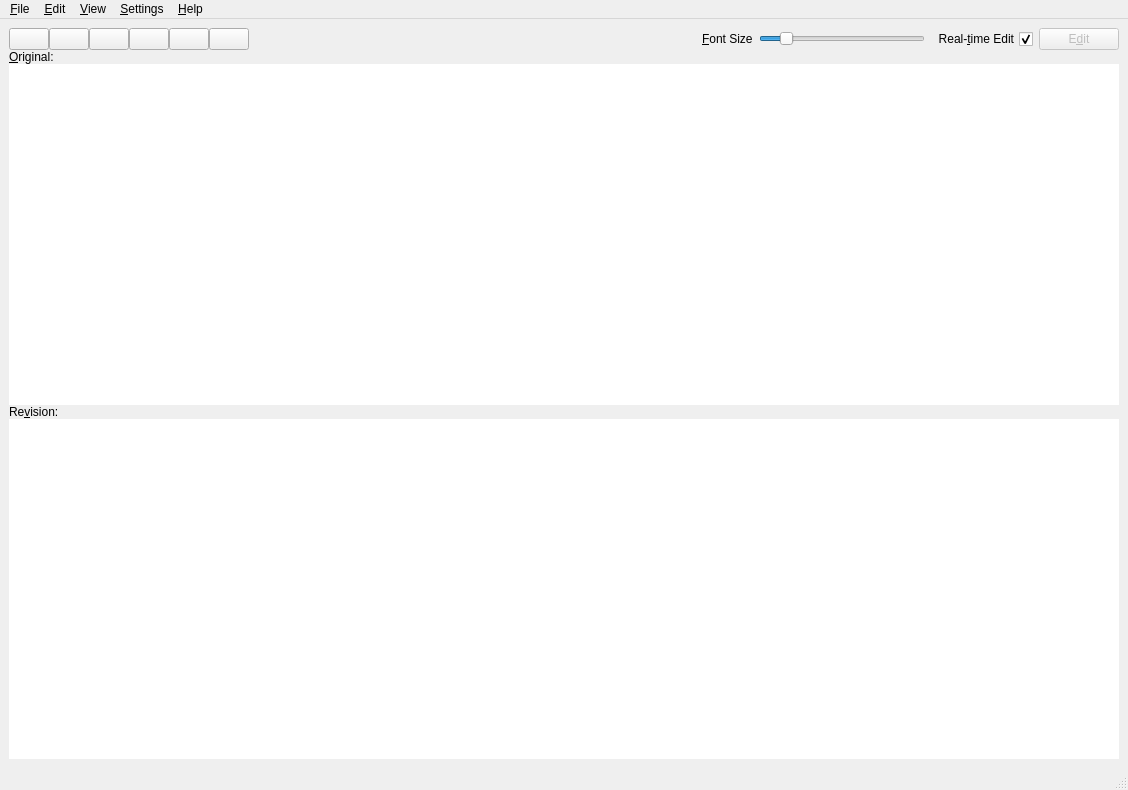
Above: negar_gui/mwin.ui from javadr/negar-gui before the change. Below: the same form after it.
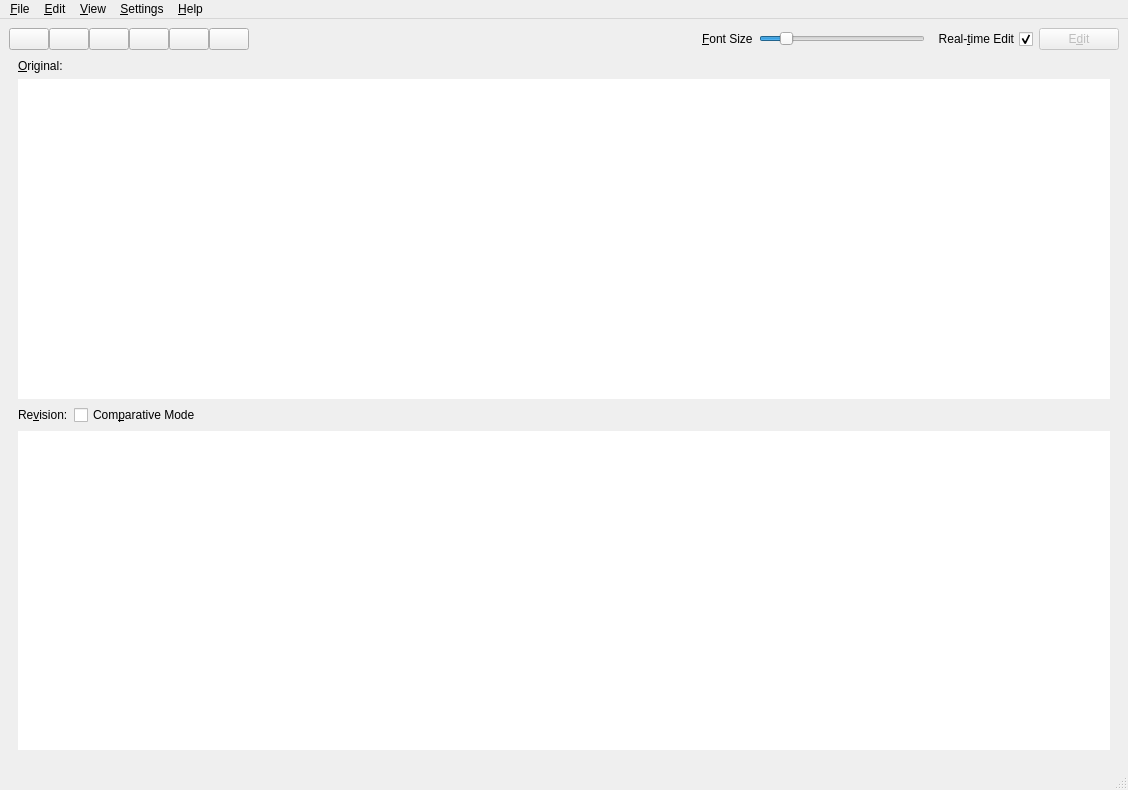
That is the form after the change. Icons and pictures are not drawn.

Commit message: (upd) Comparative Mode

```diff
--- a/negar_gui/mwin.ui
+++ b/negar_gui/mwin.ui
@@ -377,31 +377,8 @@
           <enum>QFrame::Raised</enum>
          </property>
          <layout class="QGridLayout" name="gridLayout_2">
-          <property name="leftMargin">
-           <number>0</number>
-          </property>
-          <property name="topMargin">
-           <number>0</number>
-          </property>
-          <property name="rightMargin">
-           <number>0</number>
-          </property>
-          <property name="bottomMargin">
-           <number>0</number>
-          </property>
-          <property name="spacing">
-           <number>0</number>
-          </property>
           <item row="0" column="0">
            <layout class="QGridLayout" name="gridLayout">
-            <item row="4" column="0">
-             <widget class="QTextEdit" name="output_editor"/>
-            </item>
-            <item row="2" column="0">
-             <widget class="QTextEdit" name="input_editor"/>
-            </item>
-            <item row="0" column="0">
-             <layout class="QGridLayout" name="input_layout">
               <item row="0" column="0">
                <widget class="QLabel" name="input_editor_label">
                 <property name="text">
@@ -412,9 +389,14 @@
                 </property>
                </widget>
               </item>
-             </layout>
+            <item row="1" column="0">
+             <widget class="QTextEdit" name="input_editor"/>
             </item>
-            <item row="3" column="0">
+            <item row="2" column="0">
+             <layout class="QHBoxLayout" name="output_lbl_comp_chk_layout">
+              <item>
+               <layout class="QHBoxLayout" name="horizontalLayout">
+                <item>
              <widget class="QLabel" name="output_editor_label">
               <property name="text">
                <string>Re&amp;vision:</string>
@@ -423,6 +405,36 @@
                <cstring>output_editor</cstring>
               </property>
              </widget>
+                </item>
+                <item>
+                 <widget class="QCheckBox" name="comparative_output_chkbox">
+                  <property name="text">
+                   <string>Com&amp;parative Mode</string>
+                  </property>
+                  <property name="tristate">
+                   <bool>false</bool>
+                  </property>
+                 </widget>
+                </item>
+               </layout>
+              </item>
+              <item>
+               <spacer name="output_spacer">
+                <property name="orientation">
+                 <enum>Qt::Orientation::Horizontal</enum>
+                </property>
+                <property name="sizeHint" stdset="0">
+                 <size>
+                  <width>40</width>
+                  <height>20</height>
+                 </size>
+                </property>
+               </spacer>
+              </item>
+             </layout>
+            </item>
+            <item row="3" column="0">
+             <widget class="QTextEdit" name="output_editor"/>
             </item>
            </layout>
           </item>
```
Left out of the diff: 40 changed lines with no effect on the pictures. Lines whose indentation alone changed are shown as unchanged. The commit also changes 8 other files.
